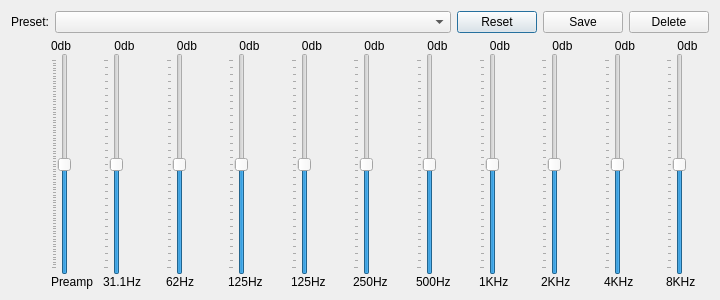
Old version of the form src/xamp/widget/equalizerdialog.ui in the repository billlin0904/xamp2.
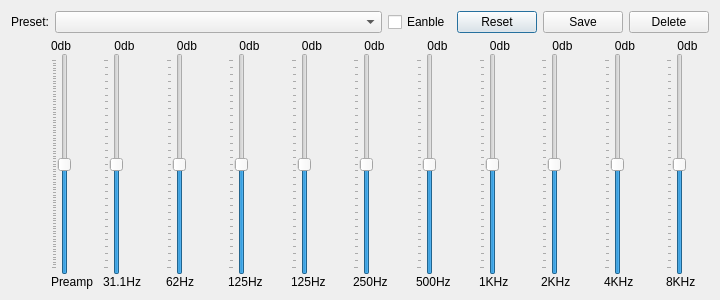
New version of the form. Custom widgets are drawn as their Qt base class.

Patch:
```diff
--- a/src/xamp/widget/equalizerdialog.ui
+++ b/src/xamp/widget/equalizerdialog.ui
@@ -33,7 +33,7 @@
   </property>
   <layout class="QVBoxLayout" name="verticalLayout_13" stretch="0,1">
    <item>
-    <layout class="QHBoxLayout" name="horizontalLayout" stretch="0,1,0,0,0">
+    <layout class="QHBoxLayout" name="horizontalLayout" stretch="0,1,0,0,0,0">
      <item>
       <widget class="QLabel" name="label_23">
        <property name="text">
@@ -44,6 +44,13 @@
      <item>
       <widget class="QComboBox" name="eqPresetComboBox"/>
      </item>
+     <item>
+      <widget class="QCheckBox" name="enableEqCheckBox">
+       <property name="text">
+        <string>Eanble</string>
+       </property>
+      </widget>
+     </item>
      <item>
       <widget class="QPushButton" name="resetButton">
        <property name="text">
```
